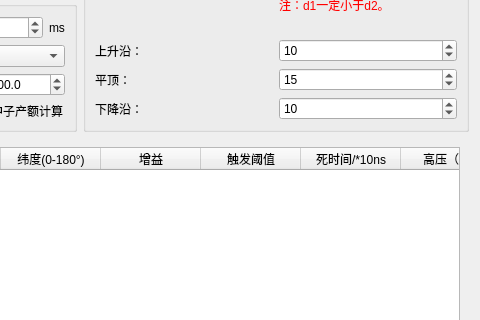
This is detsettingwindow.ui in MrXiaomao/HXR_Detector as Qt 5 draws it before an edit; both pictures show x 320 to 800 and y 121 to 441 of the 800 by 700 pixel window. The edited form follows.
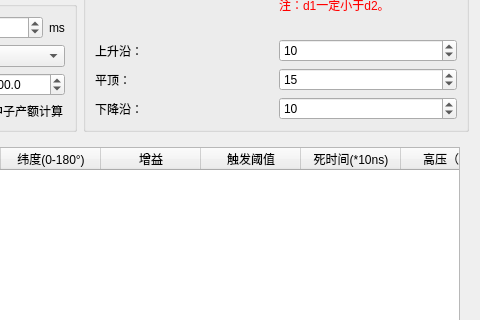
This is the edited form.

```diff
--- a/detsettingwindow.ui
+++ b/detsettingwindow.ui
@@ -452,7 +452,7 @@
         </column>
         <column>
          <property name="text">
-          <string>死时间/*10ns</string>
+          <string>死时间(*10ns)</string>
          </property>
         </column>
         <column>
```
Left out of the diff: 4 changed lines with no effect on the pictures.
